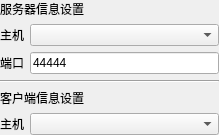
The window that src/pages/tcp/server/SAKTcpServerDeviceController.ui (x-tools-author/x-tools) describes before a commit, drawn with Qt 5.
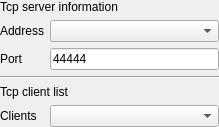
The same window after the commit.

Diff of the .ui file:
```diff
--- a/src/pages/tcp/server/SAKTcpServerDeviceController.ui
+++ b/src/pages/tcp/server/SAKTcpServerDeviceController.ui
@@ -7,7 +7,7 @@
     <x>0</x>
     <y>0</y>
     <width>219</width>
-    <height>117</height>
+    <height>123</height>
    </rect>
   </property>
   <property name="windowTitle">
@@ -43,28 +43,28 @@
    <item row="2" column="0">
     <widget class="QLabel" name="label_4">
      <property name="text">
-      <string>端口</string>
+      <string>Port</string>
      </property>
     </widget>
    </item>
    <item row="5" column="0">
     <widget class="QLabel" name="label">
      <property name="text">
-      <string>主机</string>
+      <string>Clients</string>
      </property>
     </widget>
    </item>
    <item row="1" column="0">
     <widget class="QLabel" name="label_3">
      <property name="text">
-      <string>主机</string>
+      <string>Address</string>
      </property>
     </widget>
    </item>
    <item row="4" column="0" colspan="2">
     <widget class="QLabel" name="label_6">
      <property name="text">
-      <string>客户端信息设置</string>
+      <string>Tcp client list</string>
      </property>
     </widget>
    </item>
@@ -74,7 +74,7 @@
    <item row="0" column="0" colspan="2">
     <widget class="QLabel" name="label_5">
      <property name="text">
-      <string>服务器信息设置</string>
+      <string>Tcp server information</string>
      </property>
     </widget>
    </item>
```
